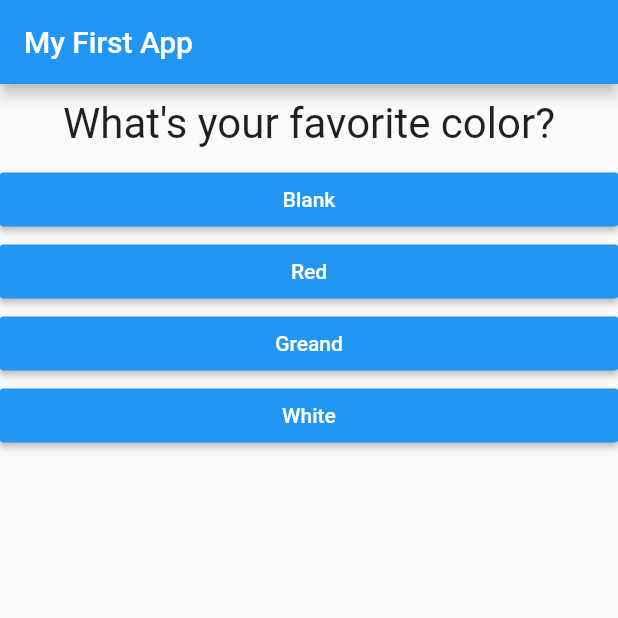
After one commit to Wawtuh/basic_flutter, a Flutter app: the screen it shows after launch, on a phone screen of 412 x 824 dp, the top half of it. The commit adds this screen. Run offline on Flutter 3.47's test engine with Material 2 defaults, Android fonts, the phone set to English and light mode, and no system bars.

Commit message:
add quiz.dart&result.dart

```diff
--- a/flutter_complete_guide/lib/main.dart
+++ b/flutter_complete_guide/lib/main.dart
@@ -2,6 +2,8 @@ import 'package:flutter/material.dart';
 
 import './question.dart';
 import './answer.dart';
+import './quiz.dart';
+import './result.dart';
 //void main() {
 //  runApp(MyApp());
 // }
@@ -17,7 +19,7 @@ class MyApp extends StatefulWidget {
 }
 
 class _MyAppState extends State<MyApp> {
-  final questions = const [
+  final _questions = const [
     {
       'questionText': 'What\'s your favorite color?',
       'answers': ['Blank', 'Red', 'Greand', 'White'],
@@ -38,7 +40,7 @@ class _MyAppState extends State<MyApp> {
       _questionIndex++;
     });
     print(_questionIndex);
-    if (_questionIndex < questions.length) {
+    if (_questionIndex < _questions.length) {
       print('We have more questions!');
     } else {
       print('NO more questions!');
@@ -52,22 +54,13 @@ class _MyAppState extends State<MyApp> {
         appBar: AppBar(
           title: Text('My First App'),
         ),
-        body: _questionIndex < questions.length
-            ? Column(
-                children: [
-                  Question(
-                    questions[_questionIndex]['questionText'],
-                  ),
-                  ...(questions[_questionIndex]['answers'] as List<String>)
-                      .map((answer) {
-                    // .map(value){return ???} => 리스트의 각각의 원소를 value로 받고 함수안에서 return 값을 Iterable(list, map 등등의 조상?)로 다시 저장
-                    return Answer(_answerQuestion, answer);
-                  }).toList() // 그래서 toList없어도 작동함
-
-                  /// ...은 리스트 안에 리스트가 들어가게 생겼는데 이 안의 리스트의 원소를 쪼개서 넣어서 [A, [B, C, D]] => [A, B, C, D] 이렇게 만들어줌
-                ],
+        body: _questionIndex < _questions.length
+            ? Quiz(
+                answerQuestion: _answerQuestion,
+                questionIndex: _questionIndex,
+                questions: _questions,
               )
-            : Center(child: Text('You did it!')),
+            : Result(),
       ),
     );
   }
--- /dev/null
+++ b/flutter_complete_guide/lib/quiz.dart
@@ -0,0 +1,33 @@
+import 'package:flutter/material.dart';
+
+import './question.dart';
+import './answer.dart';
+
+class Quiz extends StatelessWidget {
+  final int questionIndex;
+  final List<Map<String, Object>> questions;
+  final Function answerQuestion;
+
+  Quiz({
+    @required this.questions,
+    @required this.answerQuestion,
+    @required this.questionIndex,
+  });
+
+  @override
+  Widget build(BuildContext context) {
+    return Column(
+      children: [
+        Question(
+          questions[questionIndex]['questionText'],
+        ),
+        ...(questions[questionIndex]['answers'] as List<String>).map((answer) {
+          // .map(value){return ???} => 리스트의 각각의 원소를 value로 받고 함수안에서 return 값을 Iterable(list, map 등등의 조상?)로 다시 저장
+          return Answer(answerQuestion, answer);
+        }).toList() // 그래서 toList없어도 작동함
+
+        /// ...은 리스트 안에 리스트가 들어가게 생겼는데 이 안의 리스트의 원소를 쪼개서 넣어서 [A, [B, C, D]] => [A, B, C, D] 이렇게 만들어줌
+      ],
+    );
+  }
+}
```
Also changed, not shown: flutter_complete_guide/lib/result.dart (added, +8 -0 lines).
